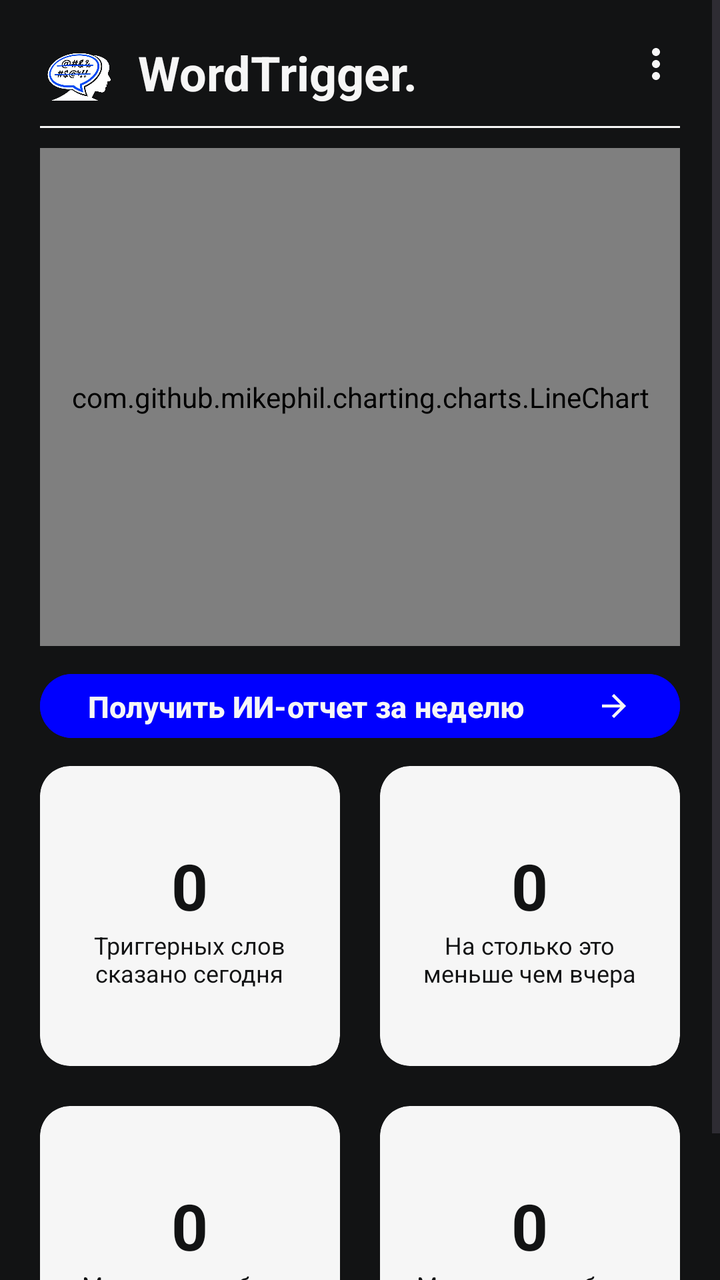
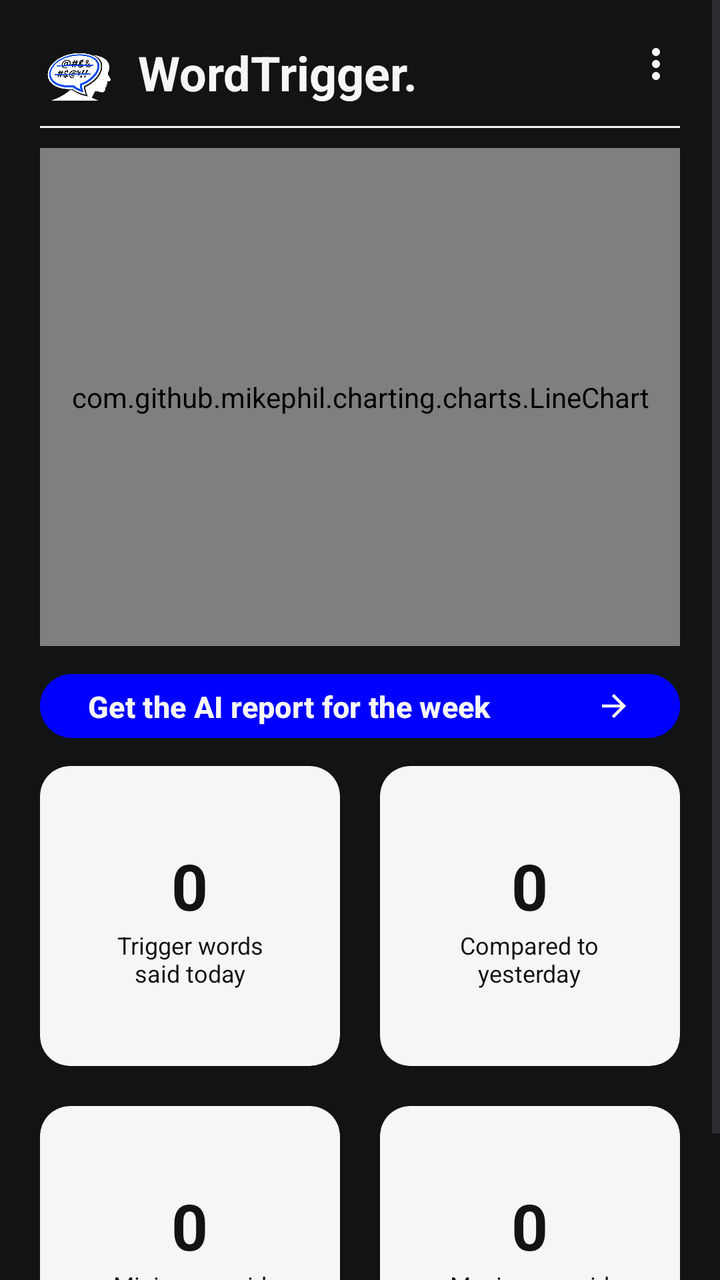

Compare the two renders of this Android layout. The source of the first and the diff that turns it into the second are given below.
<!-- AndroidManifest.xml: application theme Theme.WordTrigger -->
<!-- res/layout/fragment_home.xml -->
<?xml version="1.0" encoding="utf-8"?>
<ScrollView xmlns:android="http://schemas.android.com/apk/res/android"
    xmlns:app="http://schemas.android.com/apk/res-auto"
    android:layout_width="match_parent"
    android:layout_height="match_parent"
    android:background="@color/black"
    android:fillViewport="true">

    <LinearLayout
        android:layout_width="match_parent"
        android:layout_height="wrap_content"
        android:orientation="vertical"
        android:padding="20dp">

        <RelativeLayout
            android:layout_width="match_parent"
            android:layout_height="44dp">

            <ImageView
                android:id="@+id/ivAppLogo"
                android:layout_width="38dp"
                android:layout_height="37dp"
                android:layout_alignParentStart="true"
                android:src="@drawable/logo" />

            <TextView
                android:layout_width="wrap_content"
                android:layout_height="wrap_content"
                android:layout_marginStart="11dp"
                android:layout_toEndOf="@id/ivAppLogo"
                android:text="WordTrigger."
                android:textColor="@color/white"
                android:textSize="24sp"
                android:textStyle="bold" />

            <ImageView
                android:id="@+id/ivMore"
                android:layout_width="wrap_content"
                android:layout_height="wrap_content"
                android:layout_alignParentEnd="true"
                android:src="@drawable/ic_more"
                app:tint="@color/white" />

            <View
                android:layout_width="match_parent"
                android:layout_height="1dp"
                android:layout_alignParentBottom="true"
                android:background="@color/white" />
        </RelativeLayout>

        <com.github.mikephil.charting.charts.LineChart
            android:id="@+id/chartSpeechStats"
            android:layout_width="match_parent"
            android:layout_height="249dp"
            android:layout_marginTop="10dp"
            android:background="@drawable/white_rounded_edittext"
            android:padding="10dp" />
    <LinearLayout
        android:layout_width="match_parent"
        android:layout_height="wrap_content">

    <Button
            android:id="@+id/btnGetReport"
            android:layout_width="match_parent"
            android:layout_height="40dp"
            android:gravity="left"
            android:backgroundTint="@color/blue"
            android:layout_marginTop="10dp"
            android:text="Получить ИИ-отчет за неделю"
            android:textSize="15sp"
            android:textStyle="bold"
            android:textColor="@color/white"

        app:icon="@drawable/ic_arrow_forward"
        app:iconGravity="end"
        app:iconPadding="15sp"
        app:iconTint="@color/white"/>


    </LinearLayout>

        <LinearLayout
            android:layout_width="match_parent"
            android:layout_height="wrap_content"
            android:layout_marginTop="10dp"
            android:orientation="horizontal"
            android:weightSum="2">

            <androidx.cardview.widget.CardView
                android:layout_width="0dp"
                android:layout_height="150dp"
                android:layout_weight="1"
                app:cardBackgroundColor="@color/white"
                app:cardCornerRadius="15dp"
                android:layout_marginEnd="10dp"
                app:cardElevation="0dp">

                <LinearLayout
                    android:layout_width="match_parent"
                    android:layout_height="match_parent"
                    android:gravity="center"
                    android:orientation="vertical"
                    android:padding="10dp">

                    <TextView
                        android:id="@+id/tvTodayCount"
                        android:layout_width="wrap_content"
                        android:layout_height="wrap_content"
                        android:text="0"
                        android:textColor="@color/black"
                        android:textSize="32sp"
                        android:textStyle="bold" />

                    <TextView
                        android:layout_width="wrap_content"
                        android:layout_height="wrap_content"
                        android:gravity="center"
                        android:text="Триггерных слов\nсказано сегодня"
                        android:textColor="@color/black"
                        android:textSize="12sp" />
                </LinearLayout>
            </androidx.cardview.widget.CardView>

            <androidx.cardview.widget.CardView
                android:layout_width="0dp"
                android:layout_height="150dp"
                android:layout_weight="1"
                app:cardBackgroundColor="@color/white"
                app:cardCornerRadius="15dp"
                android:layout_marginStart="10dp"
                app:cardElevation="0dp">
                <LinearLayout
                    android:layout_width="match_parent"
                    android:layout_height="match_parent"
                    android:orientation="vertical"
                    android:gravity="center"
                    android:padding="10dp">
                    <TextView
                        android:id="@+id/tvComparisonYesterday"
                        android:layout_width="wrap_content"
                        android:layout_height="wrap_content"
                        android:text="0"
                        android:textSize="32sp"
                        android:textStyle="bold"
                        android:textColor="@color/black" />
                    <TextView
                        android:id="@+id/tvDiffLabel"
                        android:layout_width="wrap_content"
                        android:layout_height="wrap_content"
                        android:text="На столько это\nменьше чем вчера"
                        android:gravity="center"
                        android:textColor="@color/black"
                        android:textSize="12sp" />
                </LinearLayout>
            </androidx.cardview.widget.CardView>
        </LinearLayout>

        <LinearLayout
            android:layout_width="match_parent"
            android:layout_height="wrap_content"
            android:layout_marginTop="20dp"
            android:orientation="horizontal"
            android:weightSum="2">

            <androidx.cardview.widget.CardView
                android:layout_width="0dp"
                android:layout_height="150dp"
                android:layout_weight="1"
                app:cardBackgroundColor="@color/white"
                app:cardCornerRadius="15dp"
                android:layout_marginEnd="10dp"
                app:cardElevation="0dp">
                <LinearLayout
                    android:layout_width="match_parent"
                    android:layout_height="match_parent"
                    android:orientation="vertical"
                    android:gravity="center"
                    android:padding="10dp">
                    <TextView
                        android:id="@+id/tvMinDaily"
                        android:layout_width="wrap_content"
                        android:layout_height="wrap_content"
                        android:text="0"
                        android:textSize="32sp"
                        android:textStyle="bold"
                        android:textColor="@color/black" />
                    <TextView
                        android:layout_width="wrap_content"
                        android:layout_height="wrap_content"
                        android:text="Минимально было\nсказано за день"
                        android:gravity="center"
                        android:textColor="@color/black"
                        android:textSize="12sp" />
                </LinearLayout>
            </androidx.cardview.widget.CardView>

            <androidx.cardview.widget.CardView
                android:layout_width="0dp"
                android:layout_height="150dp"
                android:layout_weight="1"
                app:cardBackgroundColor="@color/white"
                app:cardCornerRadius="15dp"
                android:layout_marginStart="10dp"
                app:cardElevation="0dp">
                <LinearLayout
                    android:layout_width="match_parent"
                    android:layout_height="match_parent"
                    android:orientation="vertical"
                    android:gravity="center"
                    android:padding="10dp">

                    <TextView
                        android:id="@+id/tvMaxDaily"
                        android:layout_width="wrap_content"
                        android:layout_height="wrap_content"
                        android:text="0"
                        android:textColor="@color/black"
                        android:textSize="32sp"
                        android:textStyle="bold" />
                    <TextView
                        android:layout_width="wrap_content"
                        android:layout_height="wrap_content"
                        android:text="Максимально было\nсказано за день"
                        android:gravity="center"
                        android:textColor="@color/black"
                        android:textSize="12sp" />
                </LinearLayout>
            </androidx.cardview.widget.CardView>
        </LinearLayout>

    </LinearLayout>
</ScrollView>
<!-- resources referenced by this layout -->
<resources>
  <color name="black">#121314</color>
  <color name="blue">#0000FF</color>
  <color name="white">#f6f6f6</color>
  <!-- drawable ic_arrow_forward (drawable) -->
  <vector xmlns:android="http://schemas.android.com/apk/res/android"
      android:autoMirrored="true"
      android:height="24dp"
      android:tint="@color/black"
      android:viewportHeight="960"
      android:viewportWidth="960"
      android:width="24dp">
        
      <path
          android:fillColor="@android:color/white"
          android:pathData="M647,520L160,520L160,440L647,440L423,216L480,160L800,480L480,800L423,744L647,520Z"/>
      
  </vector>
  <!-- drawable ic_more (drawable) -->
  <vector xmlns:android="http://schemas.android.com/apk/res/android" android:height="24dp" android:tint="@color/black" android:viewportHeight="24" android:viewportWidth="24" android:width="24dp">
        
      <path android:fillColor="@android:color/white" android:pathData="M12,8c1.1,0 2,-0.9 2,-2s-0.9,-2 -2,-2 -2,0.9 -2,2 0.9,2 2,2zM12,10c-1.1,0 -2,0.9 -2,2s0.9,2 2,2 2,-0.9 2,-2 -0.9,-2 -2,-2zM12,16c-1.1,0 -2,0.9 -2,2s0.9,2 2,2 2,-0.9 2,-2 -0.9,-2 -2,-2z"/>
      
  </vector>
  <!-- drawable logo: png bitmap (drawable, 162306 bytes) -->
  <!-- drawable white_rounded_edittext (drawable) -->
  <?xml version="1.0" encoding="utf-8"?>
  <shape xmlns:android="http://schemas.android.com/apk/res/android">
      <solid android:color="@color/white"/>
      <corners android:radius="15dp"/>
      <padding android:left="15dp" android:right="15dp"/>
  </shape>
  <style name="Theme.WordTrigger" parent="Base.Theme.WordTrigger" />
  <style name="Base.Theme.WordTrigger" parent="Theme.Material3.Light.NoActionBar">
          <item name="colorPrimary">@color/blue</item>
          <item name="colorOnPrimary">@color/white</item>
          <item name="containerColor">@color/black</item>
          <item name="colorSecondary">@color/white</item>
          <item name="colorOnSecondary">@color/blue</item>
          <item name="android:listSelector">@android:color/transparent</item>
          <item name="android:windowBackground">@color/black</item>
          <item name="colorTertiary">@color/blue</item>
          <item name="colorControlHighlight">#33FFFFFF</item>
      </style>
</resources>

<!-- the commit's change to res/layout/fragment_home.xml (unified diff, before → after) -->
@@ -66,7 +66,7 @@
             android:gravity="left"
             android:backgroundTint="@color/blue"
             android:layout_marginTop="10dp"
-            android:text="Получить ИИ-отчет за неделю"
+            android:text="@string/home_report_btn"
             android:textSize="15sp"
             android:textStyle="bold"
             android:textColor="@color/white"
@@ -115,7 +115,7 @@
                         android:layout_width="wrap_content"
                         android:layout_height="wrap_content"
                         android:gravity="center"
-                        android:text="Триггерных слов\nсказано сегодня"
+                        android:text="@string/home_today_label"
                         android:textColor="@color/black"
                         android:textSize="12sp" />
                 </LinearLayout>
@@ -147,7 +147,7 @@
                         android:id="@+id/tvDiffLabel"
                         android:layout_width="wrap_content"
                         android:layout_height="wrap_content"
-                        android:text="На столько это\nменьше чем вчера"
+                        android:text="@string/home_diff_default"
                         android:gravity="center"
                         android:textColor="@color/black"
                         android:textSize="12sp" />
@@ -187,7 +187,7 @@
                     <TextView
                         android:layout_width="wrap_content"
                         android:layout_height="wrap_content"
-                        android:text="Минимально было\nсказано за день"
+                        android:text="@string/home_min_label"
                         android:gravity="center"
                         android:textColor="@color/black"
                         android:textSize="12sp" />
@@ -220,7 +220,7 @@
                     <TextView
                         android:layout_width="wrap_content"
                         android:layout_height="wrap_content"
-                        android:text="Максимально было\nсказано за день"
+                        android:text="@string/home_max_label"
                         android:gravity="center"
                         android:textColor="@color/black"
                         android:textSize="12sp" />
<!-- resource entries referenced after the edit -->
@@ -31,6 +31,11 @@
       <corners android:radius="15dp"/>
       <padding android:left="15dp" android:right="15dp"/>
   </shape>
+  <string name="home_diff_default">Compared to\nyesterday</string>
+  <string name="home_max_label">Maximum said\nin a day</string>
+  <string name="home_min_label">Minimum said\nin a day</string>
+  <string name="home_report_btn">Get the AI report for the week</string>
+  <string name="home_today_label">Trigger words\nsaid today</string>
   <style name="Theme.WordTrigger" parent="Base.Theme.WordTrigger" />
   <style name="Base.Theme.WordTrigger" parent="Theme.Material3.Light.NoActionBar">
           <item name="colorPrimary">@color/blue</item>
